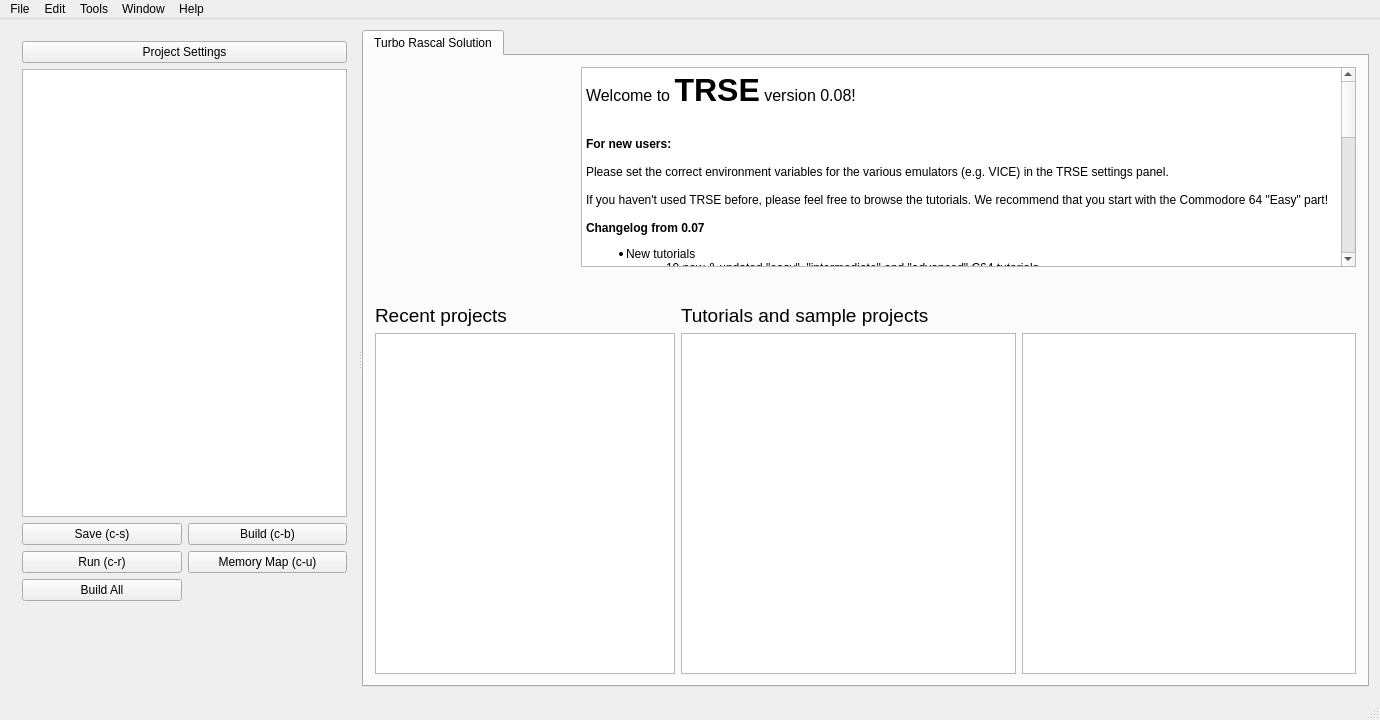
This is mainwindow.ui in leuat/TRSE as Qt 5 draws it before an edit. The edited form follows.
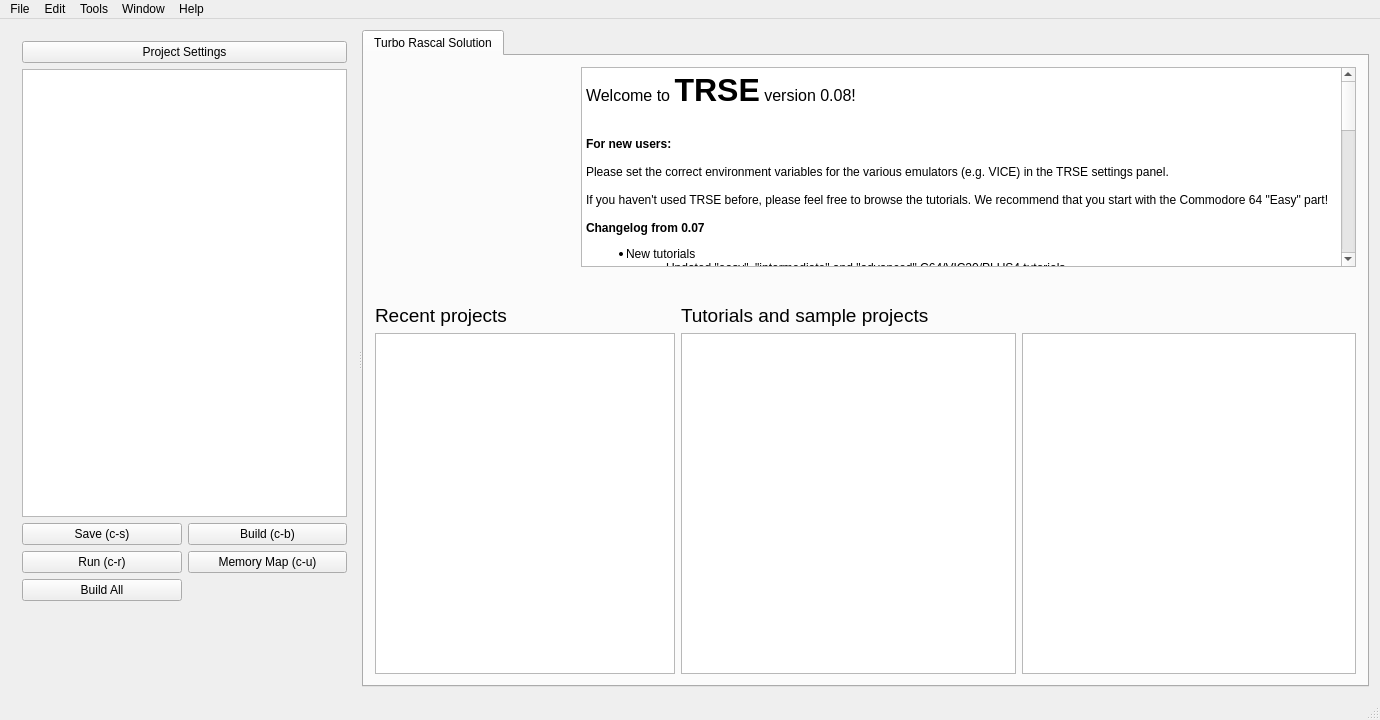
This is the edited form. Icons and pictures are not drawn.

The edit to the form file:
```diff
--- a/mainwindow.ui
+++ b/mainwindow.ui
@@ -241,10 +241,13 @@
 &lt;p style=&quot;-qt-paragraph-type:empty; margin-top:0px; margin-bottom:0px; margin-left:0px; margin-right:0px; -qt-block-indent:0; text-indent:0px;&quot;&gt;&lt;br /&gt;&lt;/p&gt;
 &lt;p style=&quot; margin-top:0px; margin-bottom:0px; margin-left:0px; margin-right:0px; -qt-block-indent:0; text-indent:0px;&quot;&gt;&lt;span style=&quot; font-size:medium; font-weight:600;&quot;&gt;Changelog from 0.07&lt;/span&gt;&lt;/p&gt;
 &lt;ul style=&quot;margin-top: 0px; margin-bottom: 0px; margin-left: 0px; margin-right: 0px; -qt-list-indent: 1;&quot;&gt;&lt;li style=&quot; margin-top:12px; margin-bottom:0px; margin-left:0px; margin-right:0px; -qt-block-indent:0; text-indent:0px;&quot;&gt;New tutorials &lt;/li&gt;
-&lt;ul style=&quot;margin-top: 0px; margin-bottom: 0px; margin-left: 0px; margin-right: 0px; -qt-list-indent: 2;&quot;&gt;&lt;li style=&quot; margin-top:0px; margin-bottom:0px; margin-left:0px; margin-right:0px; -qt-block-indent:0; text-indent:0px;&quot;&gt;10 new &amp;amp; updated &amp;quot;easy&amp;quot;, &amp;quot;intermediate&amp;quot; and &amp;quot;advanced&amp;quot; C64 tutorials&lt;/li&gt;
-&lt;li style=&quot; margin-top:0px; margin-bottom:0px; margin-left:0px; margin-right:0px; -qt-block-indent:0; text-indent:0px;&quot;&gt;8 new Plus/4 &amp;quot;easy tutorials&amp;quot;&lt;/li&gt;&lt;/ul&gt;
+&lt;ul style=&quot;margin-top: 0px; margin-bottom: 0px; margin-left: 0px; margin-right: 0px; -qt-list-indent: 2;&quot;&gt;&lt;li style=&quot; margin-top:0px; margin-bottom:0px; margin-left:0px; margin-right:0px; -qt-block-indent:0; text-indent:0px;&quot;&gt;Updated &amp;quot;easy&amp;quot;, &amp;quot;intermediate&amp;quot; and &amp;quot;advanced&amp;quot; C64/VIC20/PLUS4 tutorials&lt;/li&gt;&lt;/ul&gt;
+&lt;p style=&quot;-qt-paragraph-type:empty; margin-top:0px; margin-bottom:0px; margin-left:0px; margin-right:0px; -qt-block-indent:0; text-indent:0px;&quot;&gt;&lt;br /&gt;&lt;/p&gt;
 &lt;li style=&quot; margin-top:0px; margin-bottom:0px; margin-left:0px; margin-right:0px; -qt-block-indent:0; text-indent:0px;&quot;&gt;Compiler: &lt;/li&gt;
-&lt;ul style=&quot;margin-top: 0px; margin-bottom: 0px; margin-left: 0px; margin-right: 0px; -qt-list-indent: 2;&quot;&gt;&lt;li style=&quot; margin-top:0px; margin-bottom:0px; margin-left:0px; margin-right:0px; -qt-block-indent:0; text-indent:0px;&quot;&gt;Now suggests a similar procedure/variable whenever symbol cannot be found&lt;/li&gt;
+&lt;p style=&quot; margin-top:0px; margin-bottom:0px; margin-left:0px; margin-right:0px; -qt-block-indent:1; text-indent:0px;&quot;&gt;	&lt;/p&gt;
+&lt;ul style=&quot;margin-top: 0px; margin-bottom: 0px; margin-left: 0px; margin-right: 0px; -qt-list-indent: 2;&quot;&gt;&lt;li style=&quot; margin-top:0px; margin-bottom:0px; margin-left:0px; margin-right:0px; -qt-block-indent:0; text-indent:0px;&quot;&gt;Bugfixes and more bugfixes, optimizations&lt;/li&gt;
+&lt;li style=&quot; margin-top:0px; margin-bottom:0px; margin-left:0px; margin-right:0px; -qt-block-indent:0; text-indent:0px;&quot;&gt;More warnings for unused procedures and symbols&lt;/li&gt;
+&lt;li style=&quot; margin-top:0px; margin-bottom:0px; margin-left:0px; margin-right:0px; -qt-block-indent:0; text-indent:0px;&quot;&gt;Now suggests a similar procedure/variable whenever symbol cannot be found&lt;/li&gt;
 &lt;li style=&quot; margin-top:0px; margin-bottom:0px; margin-left:0px; margin-right:0px; -qt-block-indent:0; text-indent:0px;&quot;&gt;AddBreakpoint() to add breakpoints&lt;/li&gt;
 &lt;li style=&quot; margin-top:0px; margin-bottom:0px; margin-left:0px; margin-right:0px; -qt-block-indent:0; text-indent:0px;&quot;&gt;System preprocessor defines (#ifdef C64  .... #endif    #ifdef VIC20 ... #endif)&lt;/li&gt;
 &lt;li style=&quot; margin-top:0px; margin-bottom:0px; margin-left:0px; margin-right:0px; -qt-block-indent:0; text-indent:0px;&quot;&gt;Better 16 bit mul /div handling&lt;/li&gt;
@@ -252,23 +255,26 @@
 &lt;li style=&quot; margin-top:0px; margin-bottom:0px; margin-left:0px; margin-right:0px; -qt-block-indent:0; text-indent:0px;&quot;&gt;TRUE / FALSE implemented.&lt;/li&gt;
 &lt;li style=&quot; margin-top:0px; margin-bottom:0px; margin-left:0px; margin-right:0px; -qt-block-indent:0; text-indent:0px;&quot;&gt;NULL conditionals possible : if (m) then... (equals if (m&amp;lt;&amp;gt;false) or if (m&amp;lt;&amp;gt;1))&lt;/li&gt;
 &lt;li style=&quot; margin-top:0px; margin-bottom:0px; margin-left:0px; margin-right:0px; -qt-block-indent:0; text-indent:0px;&quot;&gt;CASE implemented, also help text.&lt;/li&gt;
-&lt;li style=&quot; margin-top:0px; margin-bottom:0px; margin-left:0px; margin-right:0px; -qt-block-indent:0; text-indent:0px;&quot;&gt;Compiler gives warnings about unused variables (soo useful)&lt;/li&gt;
+&lt;li style=&quot; margin-top:0px; margin-bottom:0px; margin-left:0px; margin-right:0px; -qt-block-indent:0; text-indent:0px;&quot;&gt;Compiler gives warnings about unused variables (pretty useful)&lt;/li&gt;
 &lt;li style=&quot; margin-top:0px; margin-bottom:0px; margin-left:0px; margin-right:0px; -qt-block-indent:0; text-indent:0px;&quot;&gt;Return values: Procedures can now return byte values, which can be used in evaluating expressions (e.g a:=MyMethod(b*c)*d);&lt;/li&gt;
 &lt;li style=&quot; margin-top:0px; margin-bottom:0px; margin-left:0px; margin-right:0px; -qt-block-indent:0; text-indent:0px;&quot;&gt;myPointer:=ToPointer(hiValue + $04,00); // Creates a pointer from hi/lo bytes&lt;/li&gt;&lt;/ul&gt;
-&lt;li style=&quot; margin-top:0px; margin-bottom:0px; margin-left:0px; margin-right:0px; -qt-block-indent:0; text-indent:0px;&quot;&gt;Assembler &lt;/li&gt;
+&lt;li style=&quot; margin-top:0px; margin-bottom:0px; margin-left:0px; margin-right:0px; -qt-block-indent:0; text-indent:0px;&quot;&gt;Methods&lt;/li&gt;
+&lt;ul style=&quot;margin-top: 0px; margin-bottom: 0px; margin-left: 0px; margin-right: 0px; -qt-list-indent: 2;&quot;&gt;&lt;li style=&quot; margin-top:0px; margin-bottom:0px; margin-left:0px; margin-right:0px; -qt-block-indent:0; text-indent:0px;&quot;&gt;Mod : Modulo method. a:=mod(a+1,10); will cycle a between 0 and 9&lt;/li&gt;
+&lt;li style=&quot; margin-top:0px; margin-bottom:0px; margin-left:0px; margin-right:0px; -qt-block-indent:0; text-indent:0px;&quot;&gt;ToPointer (a,b) - creates a pointer from hi / lo bytes	 &lt;/li&gt;&lt;/ul&gt;
+&lt;li style=&quot; margin-top:0px; margin-bottom:0px; margin-left:0px; margin-right:0px; -qt-block-indent:0; text-indent:0px;&quot;&gt;Assembler&lt;/li&gt;
 &lt;ul style=&quot;margin-top: 0px; margin-bottom: 0px; margin-left: 0px; margin-right: 0px; -qt-list-indent: 2;&quot;&gt;&lt;li style=&quot; margin-top:0px; margin-bottom:0px; margin-left:0px; margin-right:0px; -qt-block-indent:0; text-indent:0px;&quot;&gt;Now outputs debug symbols to VICE, which are automatically loaded on start. Easier monitoring etc.&lt;/li&gt;&lt;/ul&gt;
+&lt;p style=&quot;-qt-paragraph-type:empty; margin-top:0px; margin-bottom:0px; margin-left:0px; margin-right:0px; -qt-block-indent:1; text-indent:0px;&quot;&gt;&lt;br /&gt;&lt;/p&gt;
 &lt;li style=&quot; margin-top:0px; margin-bottom:0px; margin-left:0px; margin-right:0px; -qt-block-indent:0; text-indent:0px;&quot;&gt;Editor &lt;/li&gt;
-&lt;ul style=&quot;margin-top: 0px; margin-bottom: 0px; margin-left: 0px; margin-right: 0px; -qt-list-indent: 2;&quot;&gt;&lt;li style=&quot; margin-top:0px; margin-bottom:0px; margin-left:0px; margin-right:0px; -qt-block-indent:0; text-indent:0px;&quot;&gt;Help dialog update (search now works)&lt;/li&gt;&lt;/ul&gt;
-&lt;li style=&quot; margin-top:0px; margin-bottom:0px; margin-left:0px; margin-right:0px; -qt-block-indent:0; text-indent:0px;&quot;&gt;Cycle numbers fix (todo)&lt;/li&gt;
-&lt;li style=&quot; margin-top:0px; margin-bottom:0px; margin-left:0px; margin-right:0px; -qt-block-indent:0; text-indent:0px;&quot;&gt;More amiga stuff (for 0.09, probably)&lt;/li&gt;
+&lt;ul style=&quot;margin-top: 0px; margin-bottom: 0px; margin-left: 0px; margin-right: 0px; -qt-list-indent: 2;&quot;&gt;&lt;li style=&quot; margin-top:0px; margin-bottom:0px; margin-left:0px; margin-right:0px; -qt-block-indent:0; text-indent:0px;&quot;&gt;Help dialog update (search now works)&lt;/li&gt;
+&lt;li style=&quot; margin-top:0px; margin-bottom:0px; margin-left:0px; margin-right:0px; -qt-block-indent:0; text-indent:0px;&quot;&gt;Lots of new help methods&lt;/li&gt;&lt;/ul&gt;
 &lt;li style=&quot; margin-top:0px; margin-bottom:0px; margin-left:0px; margin-right:0px; -qt-block-indent:0; text-indent:0px;&quot;&gt;Fjong: &lt;/li&gt;
-&lt;ul style=&quot;margin-top: 0px; margin-bottom: 0px; margin-left: 0px; margin-right: 0px; -qt-list-indent: 2;&quot;&gt;&lt;li style=&quot; margin-top:0px; margin-bottom:0px; margin-left:0px; margin-right:0px; -qt-block-indent:0; text-indent:0px;&quot;&gt;Help text 25% complete&lt;/li&gt;
+&lt;ul style=&quot;margin-top: 0px; margin-bottom: 0px; margin-left: 0px; margin-right: 0px; -qt-list-indent: 2;&quot;&gt;&lt;li style=&quot; margin-top:0px; margin-bottom:0px; margin-left:0px; margin-right:0px; -qt-block-indent:0; text-indent:0px;&quot;&gt;Help text &lt;/li&gt;
 &lt;li style=&quot; margin-top:0px; margin-bottom:0px; margin-left:0px; margin-right:0px; -qt-block-indent:0; text-indent:0px;&quot;&gt;Search in editor&lt;/li&gt;
 &lt;li style=&quot; margin-top:0px; margin-bottom:0px; margin-left:0px; margin-right:0px; -qt-block-indent:0; text-indent:0px;&quot;&gt;New tutorials&lt;/li&gt;
 &lt;li style=&quot; margin-top:0px; margin-bottom:0px; margin-left:0px; margin-right:0px; -qt-block-indent:0; text-indent:0px;&quot;&gt;Syntax highlighting updated and works&lt;/li&gt;&lt;/ul&gt;
 &lt;p style=&quot;-qt-paragraph-type:empty; margin-top:0px; margin-bottom:0px; margin-left:0px; margin-right:0px; -qt-block-indent:2; text-indent:0px;&quot;&gt;&lt;br /&gt;&lt;/p&gt;
-&lt;li style=&quot; margin-top:0px; margin-bottom:0px; margin-left:0px; margin-right:0px; -qt-block-indent:0; text-indent:0px;&quot;&gt;A comprehensive guide to programming on the C64 using TRSE:&lt;/li&gt;
-&lt;li style=&quot; margin-top:0px; margin-bottom:12px; margin-left:0px; margin-right:0px; -qt-block-indent:0; text-indent:0px;&quot;&gt;More NES tutorials (for 0.09 probably)&lt;/li&gt;&lt;/ul&gt;&lt;/body&gt;&lt;/html&gt;</string>
+&lt;li style=&quot; margin-top:0px; margin-bottom:0px; margin-left:0px; margin-right:0px; -qt-block-indent:0; text-indent:0px;&quot;&gt;A comprehensive guide to programming on the C64 using TRSE:&lt;/li&gt;&lt;/ul&gt;
+&lt;p style=&quot;-qt-paragraph-type:empty; margin-top:0px; margin-bottom:12px; margin-left:0px; margin-right:0px; -qt-block-indent:0; text-indent:0px;&quot;&gt;&lt;br /&gt;&lt;/p&gt;&lt;/body&gt;&lt;/html&gt;</string>
                  </property>
                 </widget>
                </item>
```
